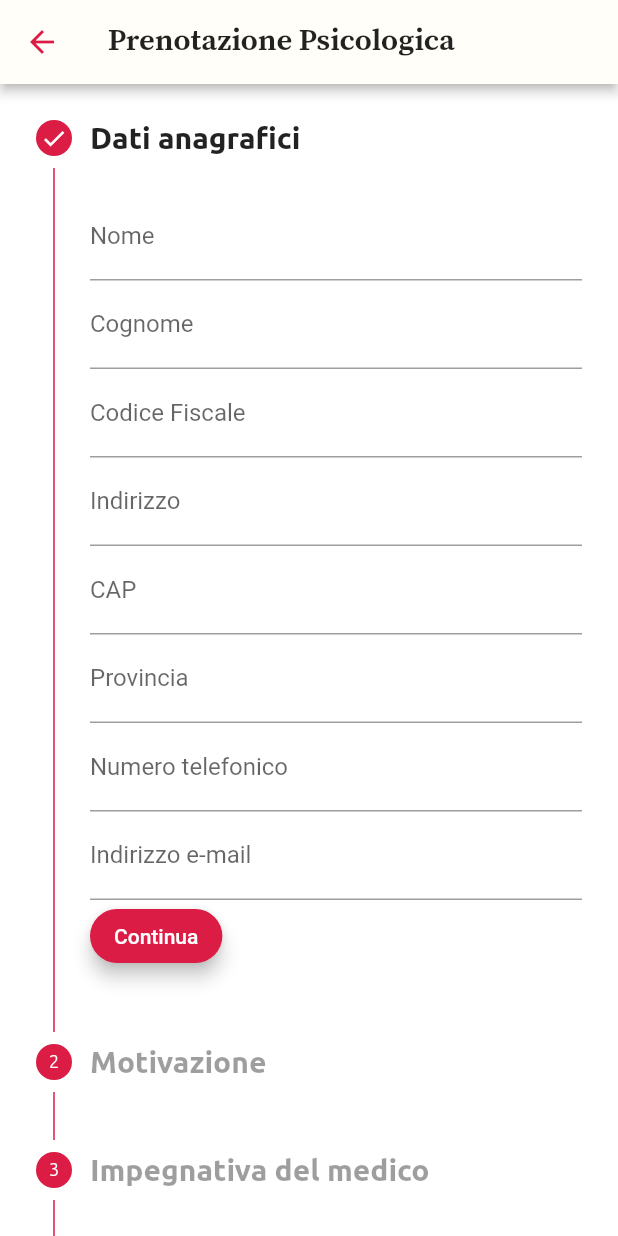
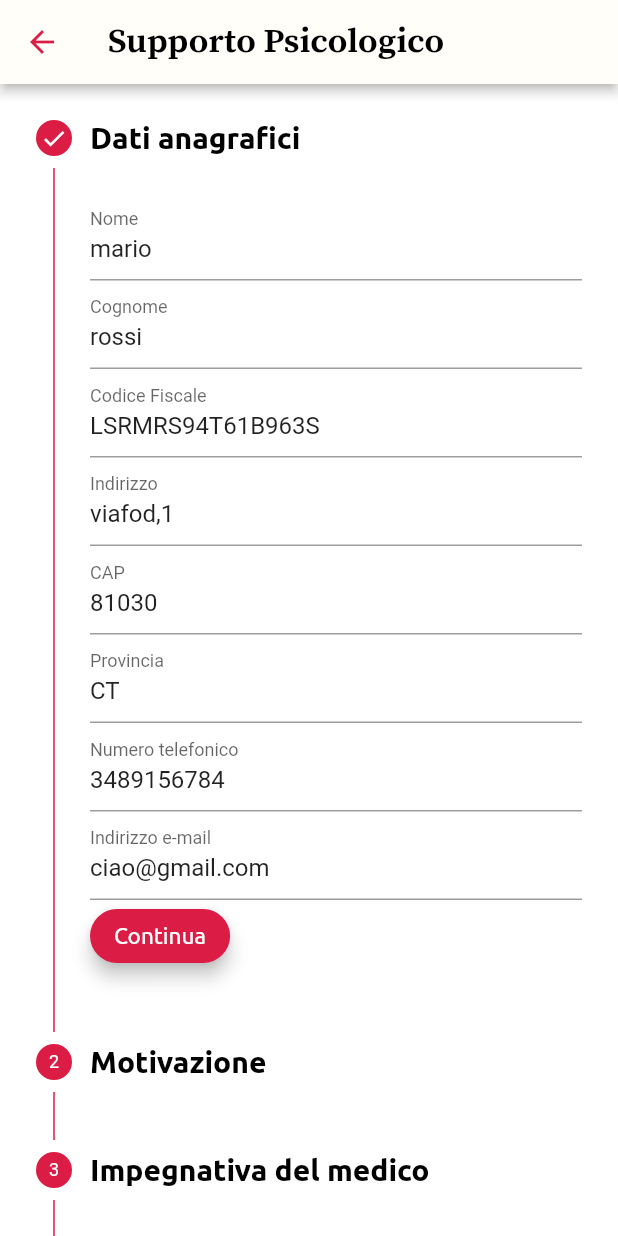
Before and after one commit to KLS-01/Report.it, a Flutter app: the InoltroPrenotazione screen opened directly, on a phone screen of 412 x 824 dp. Run offline on Flutter 3.47's test engine with Material 2 defaults, Android fonts, the phone set to English and light mode, and no system bars; our stand-ins replace carousel_slider, cloud_firestore, date_time_picker, expandable, file_picker, firebase_auth and 6 more; missing offline and left inert: dart:ffi, flutter_phone_direct_caller, syncfusion_flutter_pdfviewer; accounts and stored records are empty.

Commit message:
Creato styles.dart
eliminato codice ripetuto

```diff
--- a/lib/main.dart
+++ b/lib/main.dart
@@ -5,6 +5,7 @@ import 'package:provider/provider.dart';
 import 'package:report_it/domain/entity/entity_GA/super_utente.dart';
 import 'package:report_it/firebase_options.dart';
 import 'package:report_it/presentation/pages/pages_GA/authentication_wrapper.dart';
+import 'package:report_it/presentation/widget/styles.dart';
 import 'domain/repository/authentication_controller.dart';
 import 'package:report_it/presentation/widget/theme.dart';
 
@@ -38,7 +39,7 @@ class MyApp extends StatelessWidget {
       child: MaterialApp(
         title: 'Report.it',
         debugShowCheckedModeBanner: false,
-        theme: AppTheme().build(),
+        theme: ThemeText.theme,
         home: Scaffold(
           body: AuthenticationWrapper(),
         ),
--- a/lib/presentation/pages/pages_GPSP/inoltro_prenotazione_page.dart
+++ b/lib/presentation/pages/pages_GPSP/inoltro_prenotazione_page.dart
@@ -1,4 +1,5 @@
 import 'package:flutter/material.dart';
+import '../../widget/styles.dart';
 
 class InoltroPrenotazione extends StatefulWidget {
   @override
@@ -9,36 +10,45 @@ class _InoltroPrenotazione extends State<InoltroPrenotazione> {
   int _currentStep = 0;
   StepperType stepperType = StepperType.vertical;
 
-  final TextEditingController nameController = TextEditingController();
-  final TextEditingController surnameController = TextEditingController();
-  final TextEditingController numberController = TextEditingController();
-  final TextEditingController indirizzoController = TextEditingController();
-  final TextEditingController capController = TextEditingController();
-  final TextEditingController provinciaController = TextEditingController();
-  final TextEditingController emailController = TextEditingController();
-  final TextEditingController cfController = TextEditingController();
+  final TextEditingController nameController =
+      TextEditingController(text: 'mario');
+  final TextEditingController surnameController =
+      TextEditingController(text: 'rossi');
+  final TextEditingController numberController =
+      TextEditingController(text: '3489156784');
+  final TextEditingController indirizzoController =
+      TextEditingController(text: 'viafod,1');
+  final TextEditingController capController =
+      TextEditingController(text: '81030');
+  final TextEditingController provinciaController =
+      TextEditingController(text: 'CT');
+  final TextEditingController emailController =
+      TextEditingController(text: 'ciao@gmail.com');
+  final TextEditingController cfController =
+      TextEditingController(text: 'LSRMRS94T61B963S');
 
   final regexEmail = RegExp(r"^[A-z0-9\.\+_-]+@[A-z0-9\._-]+\.[A-z]{2,6}$");
-  final regexIndirizzo = RegExp(r"^[a-zA-Z+\s]+[,]\s?[0-9]$");
+  final regexIndirizzo =
+      RegExp(r"^[a-zA-Z+\s]+[,]\s?[0-9]$"); //TODO: FIXARE, legge un solo numero
   final regexCap = RegExp(r"^[0-9]{5}$");
   final regexProvincia = RegExp(r"^[a-zA-Z]{2}$");
   final regexCellulare = RegExp(r"^((00|\+)39[\. ]??)??3\d{2}[\. ]??\d{6,7}$");
   final regexCF = RegExp(
       r"^([A-Z]{6}[0-9LMNPQRSTUV]{2}[ABCDEHLMPRST]{1}[0-9LMNPQRSTUV]{2}[A-Z]{1}[0-9LMNPQRSTUV]{3}[A-Z]{1})$|([0-9]{11})$");
   final _formKey = GlobalKey<FormState>();
-  final _formKey2 = GlobalKey<FormState>();
   String? discriminazione;
   String? consenso1, consenso2;
 
   @override
   Widget build(BuildContext context) {
-    final consensoWidget = Wrap(
+    final consensoWidget = Flex(
+      direction: Axis.vertical,
       children: [
         Column(
           children: <Widget>[
             const Text(
-              "Acconsenti al trattamento dei dati da parte dell'OperatoreCUP al fine di poter inserire i suoi dati personali all'interno del sistema. Acconsenti?",
-              style: TextStyle(fontSize: 16),
+              "Acconsenti al trattamento dei dati da parte dell'Operatore CUP al fine di poter inserire i suoi dati personali all'interno del sistema. Acconsenti?",
+              style: ThemeText.corpoInoltro,
             ),
             RadioListTile(
               title: const Text("Sì"),
@@ -66,6 +76,8 @@ class _InoltroPrenotazione extends State<InoltroPrenotazione> {
         ),
         (consenso2) != null
             ? Flexible(
+                child: Container(
+                  height: 100,
                   child: Column(
                     mainAxisAlignment: MainAxisAlignment.center,
                     crossAxisAlignment: CrossAxisAlignment.center,
@@ -73,25 +85,26 @@ class _InoltroPrenotazione extends State<InoltroPrenotazione> {
                       SizedBox(height: 5),
                       Align(
                         alignment: Alignment.centerLeft,
-                      child: Text("Attenzione!",
-                          style: TextStyle(
-                            fontWeight: FontWeight.bold,
-                            color: Color.fromRGBO(219, 29, 69, 1),
-                          )),
+                        child:
+                            Text("Attenzione!", style: ThemeText.titoloAlert),
                       ),
                       Text(
                         "Bisogna necessariamente accettare il consenso per poter inoltrare correttamente la richiesta.",
+                        style: ThemeText.corpoInoltro,
                       ),
                       SizedBox(
                         height: 10,
                       )
                     ],
                   ),
+                ),
               )
             : Column(),
-        //se il consenso "sì" --> allora il bottne viene mostrato
+        //se il consenso "sì" --> allora il bottone viene mostrato
         (consenso1) != null
-            ? Flexible(
+            ? Container(
+                height: 100,
+                child: Flexible(
                   child: Align(
                       alignment: Alignment.center,
                       child: Container(
@@ -101,28 +114,13 @@ class _InoltroPrenotazione extends State<InoltroPrenotazione> {
                           onPressed: () {
                             //
                           },
-                        style: ButtonStyle(
-                          elevation: MaterialStateProperty.all(5),
-                          textStyle: MaterialStateProperty.all(
-                              Theme.of(context).textTheme.button),
-                          shape: MaterialStateProperty.all(
-                            RoundedRectangleBorder(
-                              borderRadius: BorderRadius.circular(30),
-                            ),
-                          ),
-                          backgroundColor: MaterialStateProperty.all(
-                            const Color.fromRGBO(219, 29, 69, 1),
-                          ),
-                        ),
+                          style: ThemeText.bottoneRosso,
                           child: const Text(
                             "Inoltra",
-                          style: TextStyle(
-                            color: Colors.white,
-                            fontSize: 16,
-                          ),
                           ),
                         ),
                       )),
+                ),
               )
             : Column(),
       ],
@@ -132,20 +130,14 @@ class _InoltroPrenotazione extends State<InoltroPrenotazione> {
         iconTheme: const IconThemeData(
           color: Color.fromRGBO(219, 29, 69, 1),
         ),
-        title: const Text(
-          "Prenotazione Psicologica",
-          style: TextStyle(
-            fontFamily: 'SourceSerifPro',
-            fontWeight: FontWeight.bold,
-            color: Colors.black87,
-          ),
-        ),
+        title:
+            const Text("Supporto Psicologico", style: ThemeText.titoloSezione),
         elevation: 3,
         backgroundColor: Theme.of(context).backgroundColor,
       ),
       body: Theme(
         data: ThemeData(
-          colorScheme: ColorScheme.light(
+          colorScheme: const ColorScheme.light(
             primary: Color.fromRGBO(219, 29, 69, 1),
           ),
         ),
@@ -156,20 +148,8 @@ class _InoltroPrenotazione extends State<InoltroPrenotazione> {
                 children: <Widget>[
                   ElevatedButton(
                     onPressed: details.onStepContinue,
+                    style: ThemeText.bottoneRosso,
                     child: const Text('Continua'),
-                    style: ButtonStyle(
-                      elevation: MaterialStateProperty.all(5),
-                      textStyle: MaterialStateProperty.all(
-                          Theme.of(context).textTheme.button),
-                      shape: MaterialStateProperty.all(
-                        RoundedRectangleBorder(
-                          borderRadius: BorderRadius.circular(30),
-                        ),
-                      ),
-                      backgroundColor: MaterialStateProperty.all(
-                        const Color.fromRGBO(219, 29, 69, 1),
-                      ),
-                    ),
                   ),
                 ],
               );
@@ -189,20 +169,8 @@ class _InoltroPrenotazione extends State<InoltroPrenotazione> {
                 children: <Widget>[
                   ElevatedButton(
                     onPressed: details.onStepContinue,
+                    style: ThemeText.bottoneRosso,
                     child: const Text('Continua'),
-                    style: ButtonStyle(
-                      elevation: MaterialStateProperty.all(5),
-                      textStyle: MaterialStateProperty.all(
-                          Theme.of(context).textTheme.button),
-                      shape: MaterialStateProperty.all(
-                        RoundedRectangleBorder(
-                          borderRadius: BorderRadius.circular(30),
-                        ),
-                      ),
-                      backgroundColor: MaterialStateProperty.all(
-                        const Color.fromRGBO(219, 29, 69, 1),
-                      ),
-                    ),
                   ),
                   TextButton(
                     onPressed: details.onStepCancel,
@@ -224,11 +192,7 @@ class _InoltroPrenotazione extends State<InoltroPrenotazione> {
             Step(
               title: const Text(
                 "Dati anagrafici",
-                style: TextStyle(
-                  fontFamily: 'Ubuntu',
-                  fontWeight: FontWeight.bold,
-                  fontSize: 20,
-                ),
+                style: ThemeText.titoloInoltro,
               ),
               content: Form(
                 key: _formKey,
@@ -342,18 +306,14 @@ class _InoltroPrenotazione extends State<InoltroPrenotazione> {
             Step(
               title: const Text(
                 "Motivazione",
-                style: TextStyle(
-                  fontFamily: 'Ubuntu',
-                  fontWeight: FontWeight.bold,
-                  fontSize: 20,
-                ),
+                style: ThemeText.titoloInoltro,
               ),
               content: Form(
                 child: Column(
                   children: <Widget>[
                     const Text(
                       "Breve descrizione della motivazione per cui si sta richiedendo il consulto psicologico.",
-                      style: TextStyle(fontSize: 16),
+                      style: ThemeText.corpoInoltro,
                     ),
                     const SizedBox(
                       height: 20,
@@ -376,28 +336,10 @@ class _InoltroPrenotazione extends State<InoltroPrenotazione> {
                   _currentStep >= 1 ? StepState.complete : StepState.disabled,
             ),
             Step(
-              title: const Text(
-                "Impegnativa del medico",
-                style: TextStyle(
-                  fontFamily: 'Ubuntu',
-                  fontWeight: FontWeight.bold,
-                  fontSize: 20,
-                ),
-              ),
+              title: const Text("Impegnativa del medico",
+                  style: ThemeText.titoloInoltro),
               content: ElevatedButton(
-                  style: ButtonStyle(
-                    elevation: MaterialStateProperty.all(5),
-                    textStyle: MaterialStateProperty.all(
-                        Theme.of(context).textTheme.button),
-                    shape: MaterialStateProperty.all(
-                      RoundedRectangleBorder(
-                        borderRadius: BorderRadius.circular(30),
-                      ),
-                    ),
-                    backgroundColor: MaterialStateProperty.all(
-                      const Color.fromRGBO(219, 29, 69, 1),
-                    ),
-                  ),
+                  style: ThemeText.bottoneRosso,
                   onPressed: (() {
                     //caricamento PDF
                   }),
@@ -409,11 +351,7 @@ class _InoltroPrenotazione extends State<InoltroPrenotazione> {
             Step(
               title: const Text(
                 "Consenso",
-                style: TextStyle(
-                  fontFamily: 'Ubuntu',
-                  fontWeight: FontWeight.bold,
-                  fontSize: 20,
-                ),
+                style: ThemeText.titoloInoltro,
               ),
               content: consensoWidget,
               isActive: _currentStep >= 0,
@@ -423,7 +361,6 @@ class _InoltroPrenotazione extends State<InoltroPrenotazione> {
           ],
         ),
       ),
-      //backgroundColor: Theme.of(context).backgroundColor,
       backgroundColor: Colors.white,
     );
   }
@@ -450,7 +387,6 @@ class _InoltroPrenotazione extends State<InoltroPrenotazione> {
 
   @override
   State<StatefulWidget> createState() {
-    // TODO: implement createState
     throw UnimplementedError();
   }
 }
--- a/lib/presentation/pages/pages_GPSP/visualizza_prenotazioni_page.dart
+++ b/lib/presentation/pages/pages_GPSP/visualizza_prenotazioni_page.dart
@@ -11,6 +11,7 @@ import 'package:report_it/presentation/pages/pages_GPSP/inoltro_prenotazione_pag
 import 'package:report_it/presentation/widget/widget_info.dart';
 import '../../../domain/entity/entity_GD/denuncia_entity.dart';
 import '../../../../domain/repository/denuncia_controller.dart';
+import '../../widget/styles.dart';
 import '../../widget/theme.dart';
 import '../../widget/visualizza_denunce_widget.dart';
 
@@ -26,8 +27,8 @@ class _VisualizzaPrenotazioni extends State<VisualizzaPrenotazioni> {
   Widget build(BuildContext context) {
     return Scaffold(
       appBar: AppBar(
-        title: Text('Sezione Prenotazione Psicologica',
-            style: Theme.of(context).textTheme.headline3),
+        title: const Text('Sezione Prenotazione Psicologica',
+            style: ThemeText.titoloSezione),
         elevation: 0,
         backgroundColor: Color.fromRGBO(255, 254, 248, 1),
         systemOverlayStyle: SystemUiOverlayStyle.dark,
--- /dev/null
+++ b/lib/presentation/widget/styles.dart
@@ -0,0 +1,50 @@
+import 'package:flutter/material.dart';
+
+abstract class ThemeText {
+  static ThemeData theme = ThemeData(
+    backgroundColor: const Color.fromRGBO(255, 254, 248, 1),
+    primarySwatch: Colors.red,
+    visualDensity: VisualDensity.adaptivePlatformDensity,
+  );
+  static const TextStyle titoloSezione = TextStyle(
+    fontSize: 23,
+    fontFamily: 'SourceSerifPro',
+    fontWeight: FontWeight.bold,
+    color: Colors.black,
+  );
+  static const TextStyle titoloInoltro = TextStyle(
+    fontSize: 20,
+    fontFamily: 'Ubuntu',
+    fontWeight: FontWeight.bold,
+    color: Colors.black,
+  );
+  static const TextStyle corpoInoltro = TextStyle(
+    fontSize: 16,
+    fontFamily: 'Ubuntu',
+    color: Colors.black,
+  );
+  static const TextStyle titoloAlert = TextStyle(
+    fontSize: 16,
+    fontFamily: 'Ubuntu',
+    fontWeight: FontWeight.bold,
+    color: Color.fromRGBO(219, 29, 69, 1),
+  );
+  static ButtonStyle bottoneRosso = ButtonStyle(
+    elevation: MaterialStateProperty.all(5),
+    textStyle: MaterialStateProperty.all(
+      const TextStyle(
+        fontSize: 15,
+        fontFamily: 'Ubuntu',
+        color: Colors.white,
+      ),
+    ),
+    shape: MaterialStateProperty.all(
+      RoundedRectangleBorder(
+        borderRadius: BorderRadius.circular(30),
+      ),
+    ),
+    backgroundColor: MaterialStateProperty.all(
+      const Color.fromRGBO(219, 29, 69, 1),
+    ),
+  );
+}
```
Also changed, not shown: 1 other file. Lines whose indentation alone changed are shown as unchanged.
